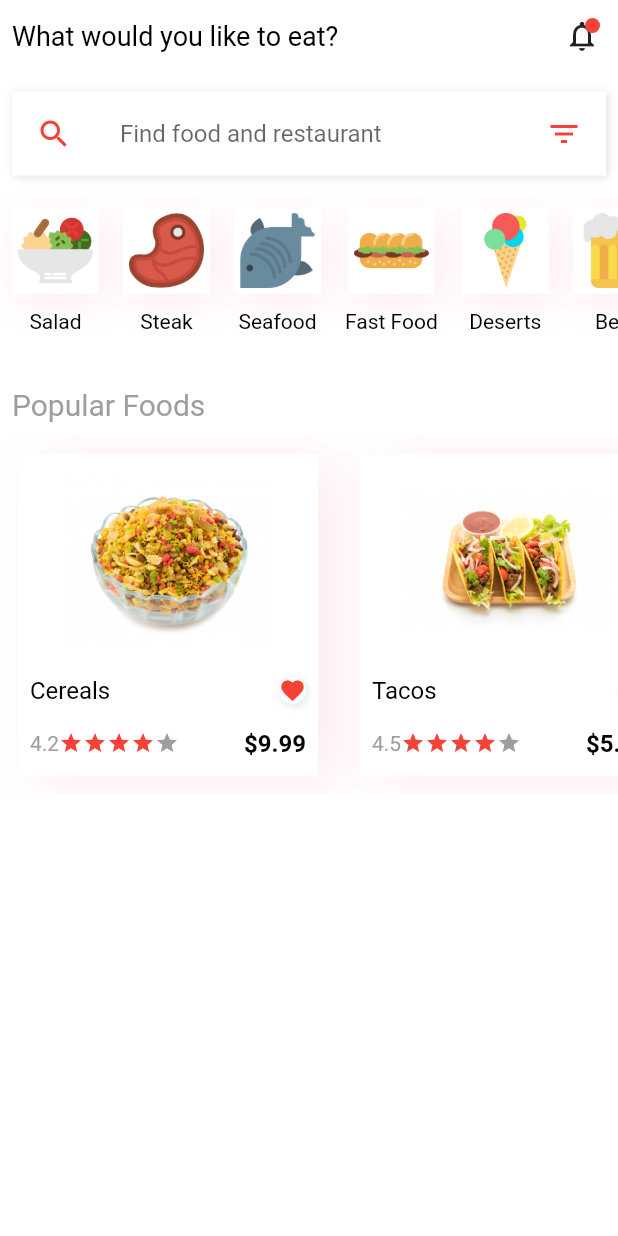
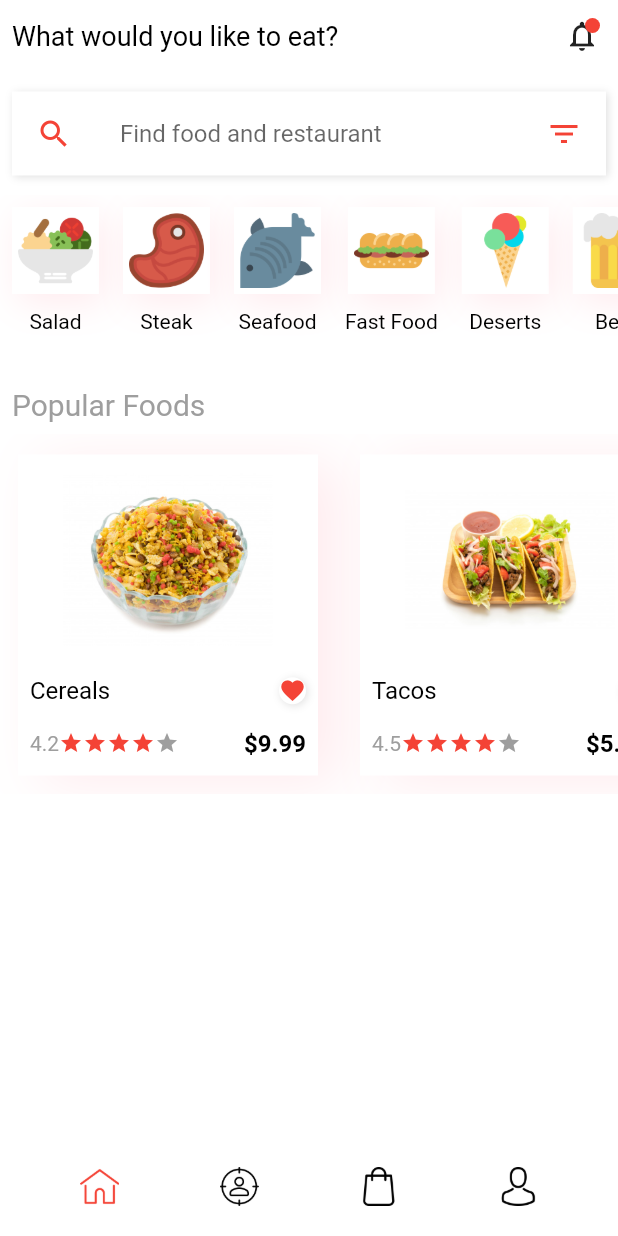
Before and after one commit to joinmywave/FoodDelivery, a Flutter app: the screen it shows after launch, on a phone screen of 412 x 824 dp. Run offline on Flutter 3.47's test engine with Material 2 defaults, Android fonts, the phone set to English and light mode, and no system bars.

Commit message:
Bottom navigation with 4 icons

```diff
--- a/food_delivery/lib/screens/home.dart
+++ b/food_delivery/lib/screens/home.dart
@@ -96,6 +96,34 @@ class _HomeState extends State<Home> {
           ],
         ),
       ),
+      bottomNavigationBar: Container(
+        color: white,
+        child: Padding(
+          padding: const EdgeInsets.all(20.0),
+          child: Row(
+            mainAxisAlignment: MainAxisAlignment.spaceAround,
+            children: [
+              Image.asset(
+                "images/home.png",
+                width: 26,
+                height: 26,
+                color: red,
+              ),
+              Image.asset(
+                "images/target.png",
+                width: 26,
+                height: 26,
+              ),
+              Image.asset(
+                "images/shopping-bag.png",
+                width: 26,
+                height: 26,
+              ),
+              Image.asset("images/avatar.png", width: 26, height: 26)
+            ],
+          ),
+        ),
+      ),
     );
   }
 }
```
